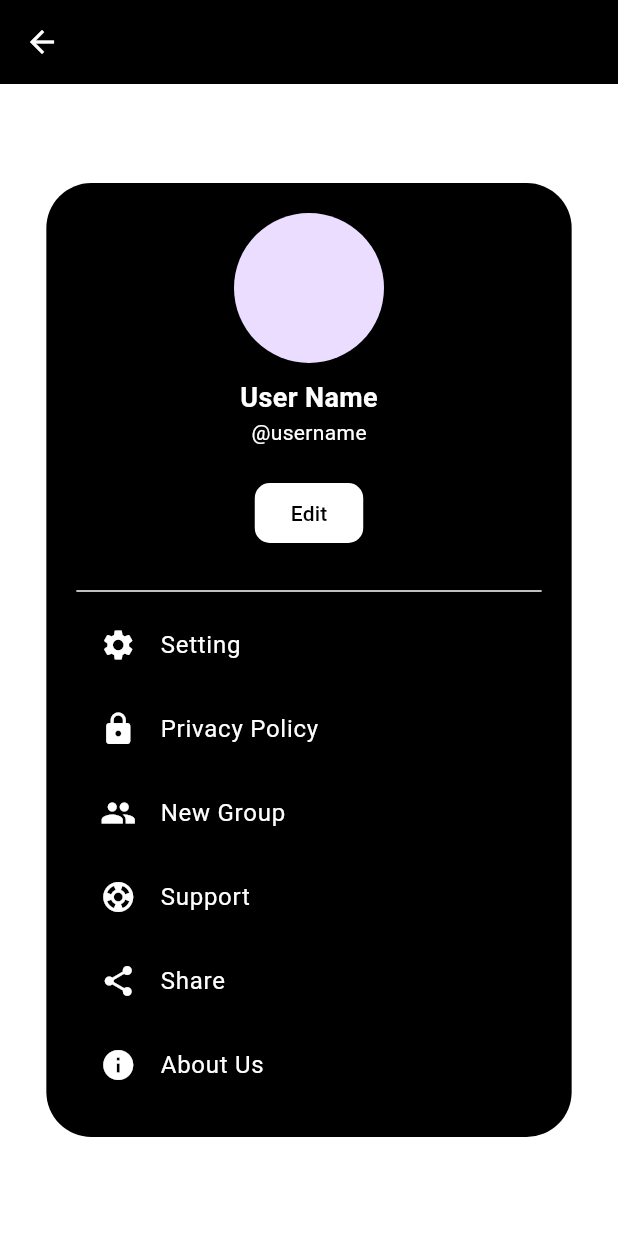
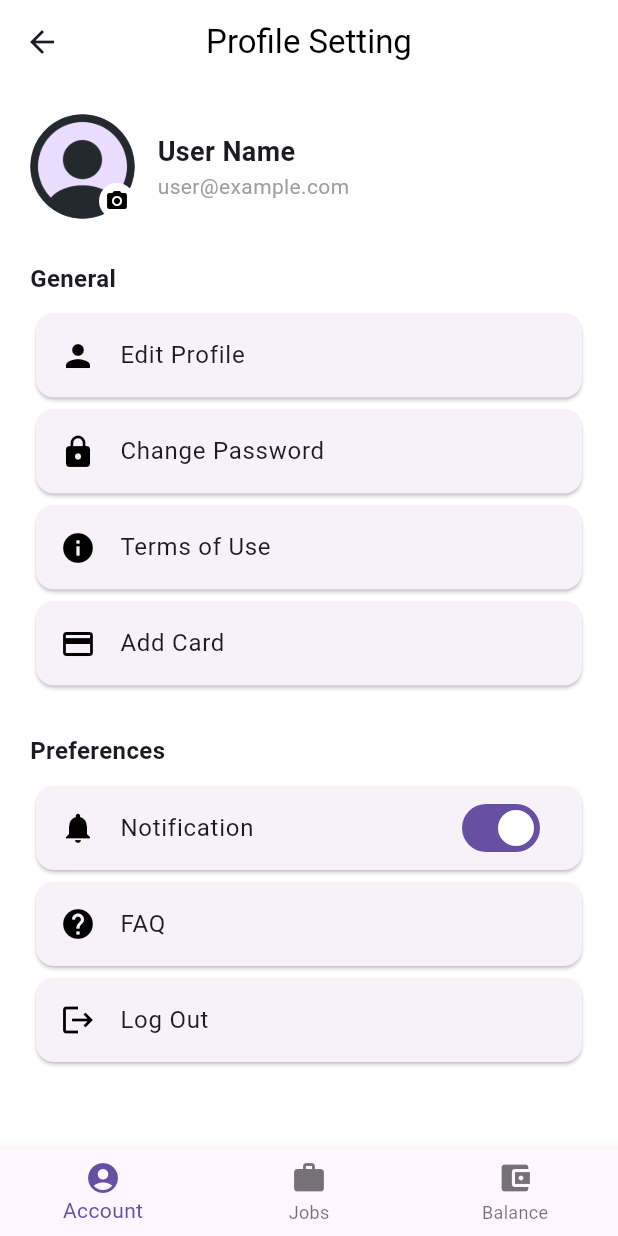
Before and after one commit to Vainyala17/OnLinks, a Flutter app: the screen it shows after launch, in the side drawer, after a tap on "Guest User", on a phone screen of 412 x 824 dp. Run offline on Flutter 3.47's test engine with Material 3 defaults, Android fonts, the phone set to English and light mode, and no system bars; our stand-ins replace carousel_slider, cloud_firestore, firebase_auth, firebase_core, firebase_messaging, firebase_storage and 7 more; missing offline and left inert: firebase_app_check; accounts and stored records are empty; network calls fail; key blocks and very long unbroken strings in the code were emptied for the run.

Commit message:
initial commit

```diff
--- a/lib/PrivateInfo/userProfile.dart
+++ b/lib/PrivateInfo/userProfile.dart
@@ -1,14 +1,11 @@
 import 'dart:io';
 
 import 'package:firebase_auth/firebase_auth.dart';
-import 'package:flutter/cupertino.dart';
+import 'package:firebase_storage/firebase_storage.dart';
 import 'package:flutter/material.dart';
-import 'package:flutter_project/PrivateInfo/privacy_policy.dart';
-import 'package:flutter_project/PrivateInfo/settingPage.dart';
 import 'package:image_picker/image_picker.dart';
-
 import 'EditProfilePage.dart';
-// Import your Settings Page here
+import 'ChangePasswordPage.dart';
 
 class UserProfilePage extends StatefulWidget {
   const UserProfilePage({super.key});
@@ -19,13 +16,32 @@ class UserProfilePage extends StatefulWidget {
 
 class _UserProfilePageState extends State<UserProfilePage> {
   File? _profilePicture;
-  final user = FirebaseAuth.instance.currentUser;
+  User? user = FirebaseAuth.instance.currentUser;
 
-  void _navigateToPage(Widget page) {
-    Navigator.push(
-      context,
-      MaterialPageRoute(builder: (context) => page),
+  Future<void> pickAndUploadImage() async {
+    final picker = ImagePicker();
+    final pickedFile = await picker.pickImage(source: ImageSource.gallery);
+
+    if (pickedFile == null) return;
+
+    File imageFile = File(pickedFile.path);
+
+    try {
+      final ref = FirebaseStorage.instance.ref().child("profile_pics/${user!.uid}.jpg");
+      await ref.putFile(imageFile);
+      String downloadUrl = await ref.getDownloadURL();
+
+      await user?.updatePhotoURL(downloadUrl);
+      await FirebaseAuth.instance.currentUser?.reload();
+
+      setState(() {
+        user = FirebaseAuth.instance.currentUser;
+      });
+    } catch (e) {
+      ScaffoldMessenger.of(context).showSnackBar(
+        SnackBar(content: Text("Failed to upload image: $e")),
       );
+    }
   }
 
   @override
@@ -33,78 +49,98 @@ class _UserProfilePageState extends State<UserProfilePage> {
     return Scaffold(
       backgroundColor: Colors.white,
       appBar: AppBar(
-        backgroundColor: Colors.black,
+        backgroundColor: Colors.white,
         elevation: 0,
-        leading: IconButton(
-          icon: const Icon(Icons.arrow_back, color: Colors.white),
-          onPressed: () => Navigator.pop(context),
+        title: const Text("Profile Setting", style: TextStyle(color: Colors.black)),
+        centerTitle: true,
+      ),
+      body: SingleChildScrollView(
+        padding: const EdgeInsets.all(20),
+        child: Column(
+          crossAxisAlignment: CrossAxisAlignment.start,
+          children: [
+            Row(
+              children: [
+                CircleAvatar(
+                  radius: 35,
+                  backgroundImage: _profilePicture != null
+                      ? FileImage(_profilePicture!)
+                      : (user?.photoURL != null ? NetworkImage(user!.photoURL!) : const AssetImage("assets/default_profile.png")) as ImageProvider,
+                  child: GestureDetector(
+                    onTap: pickAndUploadImage,
+                    child: Align(
+                      alignment: Alignment.bottomRight,
+                      child: CircleAvatar(
+                        radius: 12,
+                        backgroundColor: Colors.white,
+                        child: Icon(Icons.camera_alt, size: 16, color: Colors.black),
                       ),
                     ),
-      body: Center(
-        child: Container(
-          padding: const EdgeInsets.all(20),
-          decoration: BoxDecoration(
-            color: Colors.black,
-            borderRadius: BorderRadius.circular(30),
                   ),
-          width: MediaQuery.of(context).size.width * 0.85,
-          child: Column(
-            mainAxisSize: MainAxisSize.min,
+                ),
+                const SizedBox(width: 15),
+                Column(
+                  crossAxisAlignment: CrossAxisAlignment.start,
                   children: [
-              CircleAvatar(
-                radius: 50,
-                backgroundImage: _profilePicture != null
-                    ? FileImage(_profilePicture!)
-                    : (user?.photoURL != null ? NetworkImage(user!.photoURL!) : null),
+                    Text(user?.displayName ?? "User Name", style: const TextStyle(fontSize: 18, fontWeight: FontWeight.bold)),
+                    Text(user?.email ?? "user@example.com", style: const TextStyle(color: Colors.grey)),
+                  ],
                 ),
-              const SizedBox(height: 10),
-              Text(
-                user?.displayName ?? "User Name",
-                style: const TextStyle(fontSize: 18, fontWeight: FontWeight.bold, color: Colors.white),
-              ),
-              Text(
-                "@${user?.email?.split('@')[0] ?? 'username'}",
-                style: const TextStyle(color: Colors.white),
+              ],
             ),
             const SizedBox(height: 20),
-              ElevatedButton(
-                style: ElevatedButton.styleFrom(
-                  backgroundColor: Colors.white,
-                  foregroundColor: Colors.black,
-                  shape: RoundedRectangleBorder(borderRadius: BorderRadius.circular(10)),
-                ),
-                onPressed: () {
-                  _navigateToPage(const EditProfilePage());
-                },
-                child: const Text("Edit"),
-              ),
+            _buildSectionTitle("General"),
+            _buildMenuItem(Icons.person, "Edit Profile", const EditProfilePage()),
+            _buildMenuItem(Icons.lock, "Change Password", const ChangePasswordPage()),
+            _buildMenuItem(Icons.info, "Terms of Use", PlaceholderPage("Terms of Use")),
+            _buildMenuItem(Icons.credit_card, "Add Card", PlaceholderPage("Add Card")),
+
             const SizedBox(height: 20),
-              const Divider(color: Colors.white),
-              _buildMenuItem(Icons.settings, "Setting", const SettingsPage()), // Navigate to Settings
-              _buildMenuItem(Icons.lock, "Privacy Policy", PrivacyPolicyPage()),
-              _buildMenuItem(Icons.group, "New Group", PlaceholderPage("New Group Page")),
-              _buildMenuItem(Icons.support, "Support", PlaceholderPage("Support Page")),
-              _buildMenuItem(Icons.share, "Share", PlaceholderPage("Share Page")),
-              _buildMenuItem(Icons.info, "About Us", PlaceholderPage("About Us Page")),
+            _buildSectionTitle("Preferences"),
+            _buildToggleMenuItem(Icons.notifications, "Notification"),
+            _buildMenuItem(Icons.help, "FAQ", PlaceholderPage("FAQ")),
+            _buildMenuItem(Icons.logout, "Log Out", PlaceholderPage("Log Out")),
           ],
         ),
       ),
+      bottomNavigationBar: BottomNavigationBar(
+        items: const [
+          BottomNavigationBarItem(icon: Icon(Icons.account_circle), label: "Account"),
+          BottomNavigationBarItem(icon: Icon(Icons.work), label: "Jobs"),
+          BottomNavigationBarItem(icon: Icon(Icons.account_balance_wallet), label: "Balance"),
+        ],
       ),
     );
   }
 
+  Widget _buildSectionTitle(String title) {
+    return Padding(
+      padding: const EdgeInsets.symmetric(vertical: 8),
+      child: Text(title, style: const TextStyle(fontSize: 16, fontWeight: FontWeight.bold)),
+    );
+  }
+
   Widget _buildMenuItem(IconData icon, String text, Widget page) {
-    return ListTile(
-      leading: Icon(icon, color: Colors.white),
-      title: Text(text, style: const TextStyle(fontSize: 16, color: Colors.white)),
-      onTap: () {
-        _navigateToPage(page);
-      },
+    return Card(
+      child: ListTile(
+        leading: Icon(icon, color: Colors.black),
+        title: Text(text, style: const TextStyle(fontSize: 16)),
+        onTap: () => Navigator.push(context, MaterialPageRoute(builder: (context) => page)),
+      ),
+    );
+  }
+
+  Widget _buildToggleMenuItem(IconData icon, String text) {
+    return Card(
+      child: ListTile(
+        leading: Icon(icon, color: Colors.black),
+        title: Text(text, style: const TextStyle(fontSize: 16)),
+        trailing: Switch(value: true, onChanged: (bool value) {}),
+      ),
     );
   }
 }
 
-// Placeholder page for navigation (Replace with actual pages)
 class PlaceholderPage extends StatelessWidget {
   final String title;
   const PlaceholderPage(this.title, {super.key});
--- a/pubspec.yaml
+++ b/pubspec.yaml
@@ -108,6 +108,7 @@ flutter:
 
   # To add assets to your application, add an assets section, like this:
   assets:
+    - assets/default_profile.png
     - assets/backg.jpg
     - assets/images/education.png
     - assets/images/bank.png
```
Also changed, not shown: lib/PrivateInfo/ChangePasswordPage.dart (added, +84 -0 lines), lib/PrivateInfo/EditProfilePage.dart (+28 -44 lines), 77 other files. Lines whose indentation alone changed are shown as unchanged.
